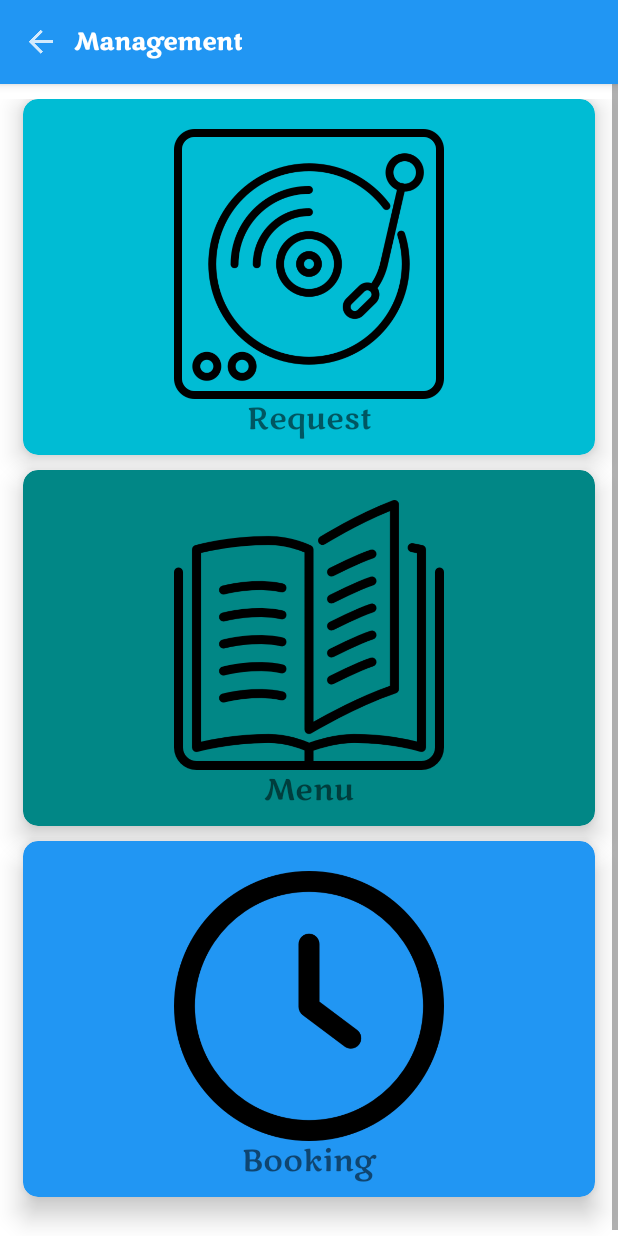
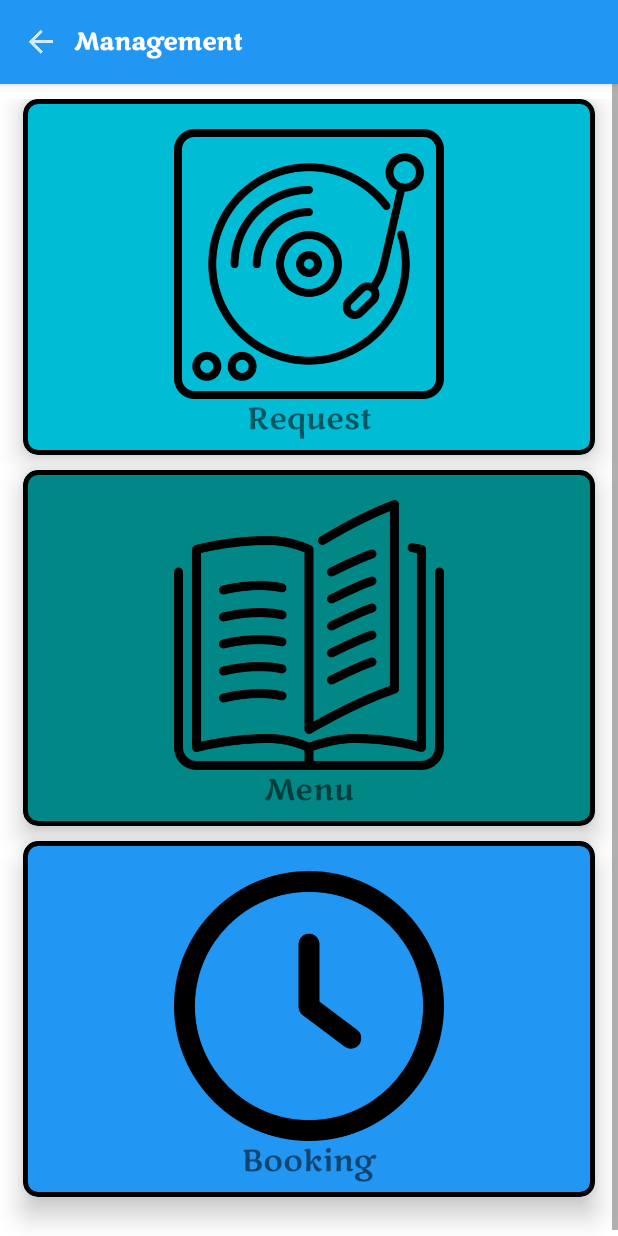
Before and after one commit to sma3134/Nightclub-App, an Android app: the ManageActivity screen opened directly, with no data from a screen before it, on a phone screen of 412 x 824 dp. Run offline under Robolectric (Android 15) with nearby library versions, the phone set to English and light mode, and no system bars; 1 statement that could not run was skipped.

Commit message:
Minor UI  update

```diff
--- a/app/src/main/res/layout/activity_manage.xml
+++ b/app/src/main/res/layout/activity_manage.xml
@@ -11,7 +11,9 @@
         android:layout_width="match_parent"
         android:layout_height="wrap_content">
 
-        <androidx.cardview.widget.CardView
+        <com.google.android.material.card.MaterialCardView
+            app:strokeColor="@color/black"
+            app:strokeWidth="3dp"
             android:id="@+id/requestCV"
             android:layout_width="match_parent"
             android:layout_height="wrap_content"
@@ -45,9 +47,11 @@
                     android:layout_marginBottom="10sp"/>
             </LinearLayout>
 
-        </androidx.cardview.widget.CardView>
+        </com.google.android.material.card.MaterialCardView>
 
-        <androidx.cardview.widget.CardView
+        <com.google.android.material.card.MaterialCardView
+            app:strokeColor="@color/black"
+            app:strokeWidth="3dp"
             android:id="@+id/menuCV"
             android:layout_width="match_parent"
             android:layout_height="wrap_content"
@@ -84,9 +88,11 @@
                     android:text="Menu"
                     android:textSize="20sp" />
             </LinearLayout>
-        </androidx.cardview.widget.CardView>
+        </com.google.android.material.card.MaterialCardView>
 
-        <androidx.cardview.widget.CardView
+        <com.google.android.material.card.MaterialCardView
+            app:strokeColor="@color/black"
+            app:strokeWidth="3dp"
             android:clickable="true"
             android:layout_marginTop="10sp"
             android:layout_marginBottom="30sp"
@@ -122,7 +128,7 @@
                     android:fontFamily="@font/marko_one"
                     android:layout_marginBottom="10sp"/>
             </LinearLayout>
-        </androidx.cardview.widget.CardView>
+        </com.google.android.material.card.MaterialCardView>
     </RelativeLayout>
 
 </ScrollView>
--- a/app/src/main/res/xml/root_preferences.xml
+++ b/app/src/main/res/xml/root_preferences.xml
@@ -17,6 +17,7 @@
     </Preference>
 
     <Preference
+        app:allowDividerAbove="true"
         app:allowDividerBelow="true"
         app:iconSpaceReserved="false"
         app:key="service"
@@ -27,6 +28,7 @@
             android:data="@string/eula" />
     </Preference>
     <Preference
+        app:allowDividerAbove="true"
         app:allowDividerBelow="true"
         app:iconSpaceReserved="false"
         app:key="help"
@@ -38,10 +40,14 @@
             android:targetPackage="group_17.nightclubapp.com" />
     </Preference>
     <Preference
+        app:allowDividerAbove="true"
         app:allowDividerBelow="true"
         app:iconSpaceReserved="false"
         app:key="version"
         app:summary="Version:1.0.0"
         app:title="Version" />
+    <Preference
+        app:allowDividerAbove="true"
+     />
 
 </PreferenceScreen>
```
